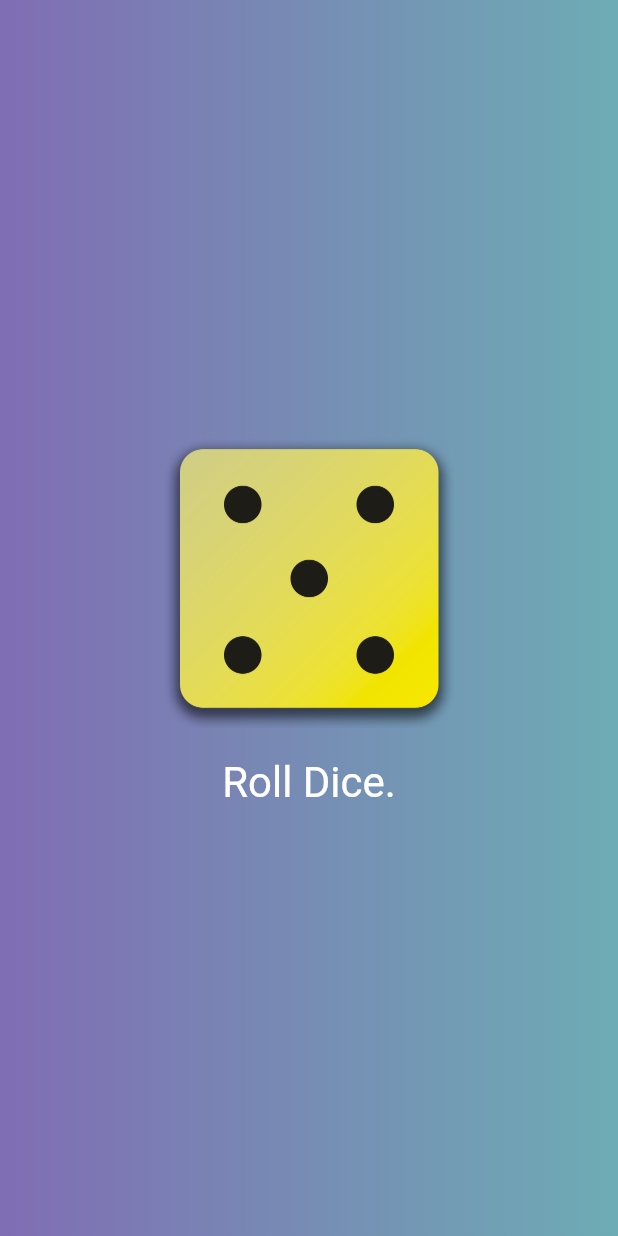
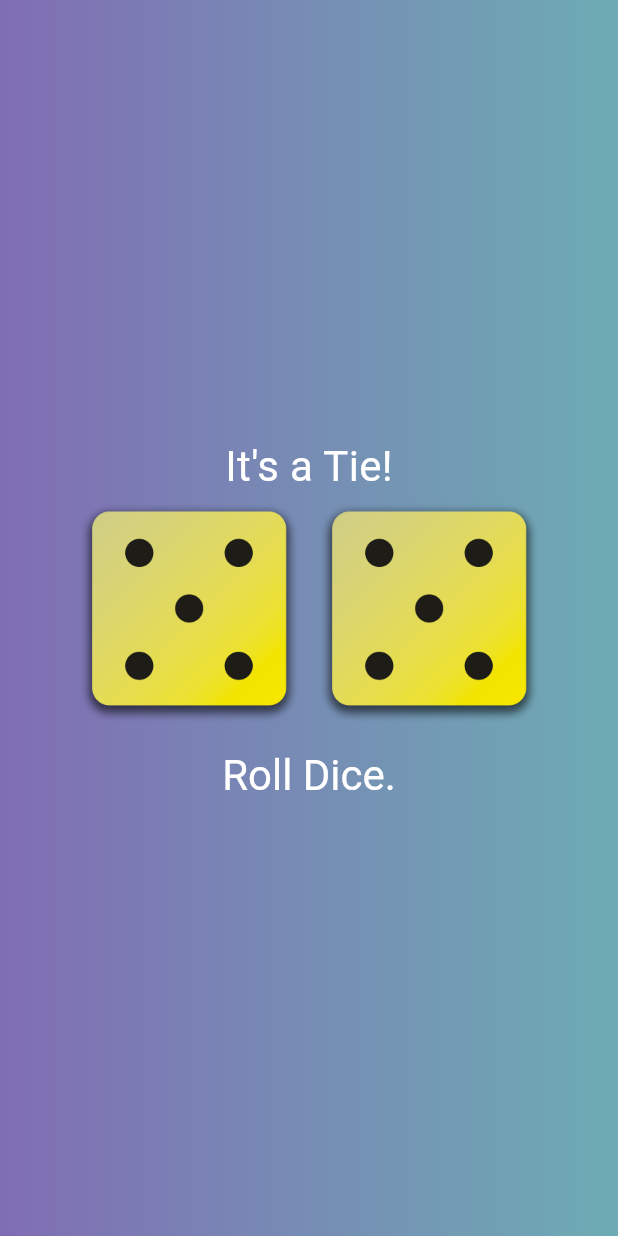
Before and after one commit to lovelyn2001/Dice_Roller_App, a Flutter app: the screen it shows after launch, after a tap on "Roll Dice.", on a phone screen of 412 x 824 dp. Run offline on Flutter 3.47's test engine with Material 3 defaults, Android fonts, the phone set to English and light mode, and no system bars.

Commit message:
second commit - becoming a dice game

```diff
--- a/lib/dice_roller.dart
+++ b/lib/dice_roller.dart
@@ -11,10 +11,20 @@ class DiceRoller extends StatefulWidget {
 }
 
 class _DiceRollerState extends State<DiceRoller> {
-  var currentState = 2;
+  String text = '';
+  var firstImage = 2;
+  var secondImage = 2;
   rolldice() {
     setState(() {
-      currentState = Random().nextInt(6) + 1;
+      firstImage = Random().nextInt(6) + 1;
+      secondImage = Random().nextInt(6) + 1;
+      if (firstImage > secondImage) {
+        text = 'First Dice Wins!';
+      } else if (firstImage < secondImage) {
+        text = 'Second Dice Wins!';
+      } else {
+        text = 'It\'s a Tie!';
+      }
     });
   }
 
@@ -23,7 +33,16 @@ class _DiceRollerState extends State<DiceRoller> {
     return Column(
       mainAxisSize: MainAxisSize.min,
       children: [
-        Image.asset('assets/images/dice-$currentState.png', width: 200),
+        StyleText(text),
+        Row(
+          mainAxisAlignment: MainAxisAlignment.center,
+          children: [
+            Image.asset('assets/images/dice-$firstImage.png', width: 150),
+            SizedBox(width: 10),
+            Image.asset('assets/images/dice-$secondImage.png', width: 150),
+          ],
+        ),
+
         TextButton(
           style: TextButton.styleFrom(
             padding: EdgeInsets.only(top: 20.0),
```
Also changed, not shown: 1 other file.
